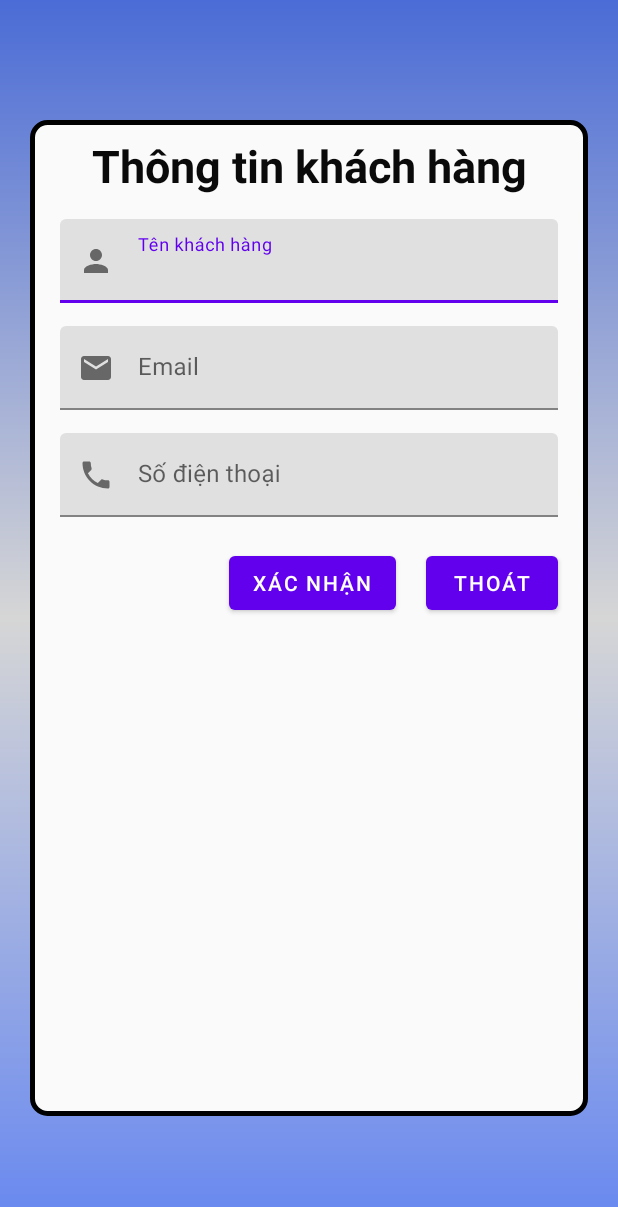
After one commit to toan-IT5/ShopAPP, an Android app: the CustomerInformation screen opened directly, with no data from a screen before it, on a phone screen of 412 x 824 dp. The commit adds this screen. Shown: the top 1207 px of the screen. Run offline under Robolectric (Android 15) with nearby library versions, the phone set to English and light mode, and no system bars; our stand-ins replace Volley; network calls fail.

Commit message:
Update 23:14 ngày 25/12/2021

```diff
--- a/app/build.gradle
+++ b/app/build.gradle
@@ -38,8 +38,8 @@ dependencies {
     implementation 'com.android.volley:volley:1.2.1'
     implementation 'com.squareup.picasso:picasso:2.5.2'
     implementation "androidx.cardview:cardview:1.0.0"
-//    implementation 'com.android.support:design:28.0.0'
     implementation 'com.google.android.gms:play-services-maps:18.0.1'
     implementation "androidx.recyclerview:recyclerview:1.2.1"
+    implementation 'com.baoyz.swipemenulistview:library:1.3.0'
 
 }
--- a/app/src/main/AndroidManifest.xml
+++ b/app/src/main/AndroidManifest.xml
@@ -12,6 +12,9 @@
         android:supportsRtl="true"
         android:theme="@style/Theme.SHOP"
         android:usesCleartextTraffic="true">
+        <activity
+            android:name=".Activity.CustomerInformation"
+            android:exported="false" />
         <activity
             android:name=".Activity.GioHang"
             android:exported="false" />
--- /dev/null
+++ b/app/src/main/java/com/example/shop/Activity/CustomerInformation.java
@@ -0,0 +1,101 @@
+package com.example.shop.Activity;
+
+import androidx.annotation.Nullable;
+import androidx.appcompat.app.AppCompatActivity;
+
+import android.os.Bundle;
+import android.view.View;
+import android.widget.Button;
+import android.widget.Toast;
+
+import com.android.volley.AuthFailureError;
+import com.android.volley.Request;
+import com.android.volley.RequestQueue;
+import com.android.volley.Response;
+import com.android.volley.VolleyError;
+import com.android.volley.toolbox.StringRequest;
+import com.android.volley.toolbox.Volley;
+import com.example.shop.R;
+import com.example.shop.ultil.Server;
+import com.google.android.material.textfield.TextInputLayout;
+
+import java.lang.reflect.Method;
+import java.util.HashMap;
+import java.util.Map;
+
+public class CustomerInformation extends AppCompatActivity {
+    Button btn_XacNhan, btn_Thoat;
+    TextInputLayout til_Name, til_Email,til_Phone;
+
+
+
+    @Override
+    protected void onCreate(Bundle savedInstanceState) {
+        super.onCreate(savedInstanceState);
+        setContentView(R.layout.activity_customer_information);
+        mapping();
+        catchButtonEvent();
+    }
+
+    private void catchButtonEvent() {
+        btn_Thoat.setOnClickListener(new View.OnClickListener() {
+            @Override
+            public void onClick(View v) {
+                finish();
+            }
+        });
+        btn_XacNhan.setOnClickListener(new View.OnClickListener() {
+            @Override
+            public void onClick(View v) {
+                final String name = til_Name.getEditText().getText().toString().trim();
+                final String email = til_Email.getEditText().getText().toString().trim();
+                final String phone = til_Phone.getEditText().getText().toString().trim();
+
+                if (name.length() <= 0){
+                    til_Name.setError("Vui lòng nhập tên của bạn!");
+                }else til_Name.setError("");
+                if (email.length() <= 0){
+                    til_Name.setError("Vui lòng nhập tên của bạn!");
+                }else til_Name.setError("");
+                if (phone.length() <= 0){
+                    til_Name.setError("Vui lòng nhập tên của bạn!");
+                }else til_Name.setError("");
+
+                if (name.length() > 0 && email.length() > 0 && phone.length() > 0 ){
+                    RequestQueue requestQueue = Volley.newRequestQueue(getApplicationContext());
+                    StringRequest stringRequest = new StringRequest(Request.Method.POST, Server.CustomerInformationLink, new Response.Listener<String>() {
+                        @Override
+                        public void onResponse(String response) {
+                            Toast.makeText(getApplicationContext(), ""+ response, Toast.LENGTH_SHORT).show();
+                            finish();
+                        }
+                    }, new Response.ErrorListener() {
+                        @Override
+                        public void onErrorResponse(VolleyError error) {
+
+                        }
+                    }){
+                        @Nullable
+                        @Override
+                        protected Map<String, String> getParams() throws AuthFailureError {
+                            HashMap<String, String> hashMap = new HashMap<>();
+                            hashMap.put("tenkhachhang",name);
+                            hashMap.put("sodienthoai",phone);
+                            hashMap.put("email",email);
+                            return hashMap;
+                        }
+                    };
+                    requestQueue.add(stringRequest);
+                }
+            }
+        });
+    }
+
+    private void mapping() {
+        btn_Thoat = findViewById(R.id.btn_Thoat);
+        btn_XacNhan = findViewById(R.id.btn_XacNhan);
+        til_Name = findViewById(R.id.til_Name);
+        til_Email = findViewById(R.id.til_Email);
+        til_Phone = findViewById(R.id.til_Phone);
+    }
+}
--- a/app/src/main/java/com/example/shop/Activity/MainActivity.java
+++ b/app/src/main/java/com/example/shop/Activity/MainActivity.java
@@ -96,6 +96,7 @@ public class MainActivity extends AppCompatActivity {
                 if (position > 0 && position <= arrayListLoaiSP.size()){
                     Intent intent = new Intent(getApplicationContext(),SanPhamActyvity.class);
                     intent.putExtra("maLoaiSanPham",arrayListLoaiSP.get(position).getId());
+                    intent.putExtra("tenLoaiSanPham",arrayListLoaiSP.get(position).getTenLoaiSanPham());
                     startActivity(intent);
                 }
 
--- a/app/src/main/java/com/example/shop/ultil/Server.java
+++ b/app/src/main/java/com/example/shop/ultil/Server.java
@@ -8,5 +8,6 @@ public class Server {
 //    public static String DuongDanSanPhamMoiNhat = "http://"+localHost+":3000/productsnew";
 
     public static String DuongDanSanPham = "http://"+localHost+"/server/getproductbytype.php?page=";
+    public static String CustomerInformationLink = "http://"+localHost+"/server/thongtinkhachhang.php";
 
 }
--- /dev/null
+++ b/app/src/main/res/drawable/booder.xml
@@ -0,0 +1,8 @@
+<?xml version="1.0" encoding="utf-8"?>
+<shape xmlns:android="http://schemas.android.com/apk/res/android"
+    android:shape="rectangle">
+    <solid android:color="#fafafa"/>
+    <corners android:radius="10dp"/>
+    <stroke android:width="3dp"
+        android:color="@color/black"/>
+</shape>
--- /dev/null
+++ b/app/src/main/res/drawable/custommer_infomation_background.xml
@@ -0,0 +1,11 @@
+<shape xmlns:android="http://schemas.android.com/apk/res/android" android:shape="rectangle" >
+    <gradient
+        android:startColor="#6586F0"
+        android:centerColor="#D6D6D6"
+        android:endColor="#4B6CD6"
+        android:angle="90"/>
+    <corners
+        android:radius="0dp"/>
+
+
+</shape>
--- /dev/null
+++ b/app/src/main/res/drawable/ic_email.xml
@@ -0,0 +1,10 @@
+<vector xmlns:android="http://schemas.android.com/apk/res/android"
+    android:width="24dp"
+    android:height="24dp"
+    android:viewportWidth="24"
+    android:viewportHeight="24"
+    android:tint="?attr/colorControlNormal">
+  <path
+      android:fillColor="@android:color/white"
+      android:pathData="M20,4L4,4c-1.1,0 -1.99,0.9 -1.99,2L2,18c0,1.1 0.9,2 2,2h16c1.1,0 2,-0.9 2,-2L22,6c0,-1.1 -0.9,-2 -2,-2zM20,8l-8,5 -8,-5L4,6l8,5 8,-5v2z"/>
+</vector>
--- /dev/null
+++ b/app/src/main/res/drawable/ic_person.xml
@@ -0,0 +1,10 @@
+<vector xmlns:android="http://schemas.android.com/apk/res/android"
+    android:width="24dp"
+    android:height="24dp"
+    android:viewportWidth="24"
+    android:viewportHeight="24"
+    android:tint="?attr/colorControlNormal">
+  <path
+      android:fillColor="@android:color/white"
+      android:pathData="M12,12c2.21,0 4,-1.79 4,-4s-1.79,-4 -4,-4 -4,1.79 -4,4 1.79,4 4,4zM12,14c-2.67,0 -8,1.34 -8,4v2h16v-2c0,-2.66 -5.33,-4 -8,-4z"/>
+</vector>
--- /dev/null
+++ b/app/src/main/res/drawable/ic_phone.xml
@@ -0,0 +1,10 @@
+<vector xmlns:android="http://schemas.android.com/apk/res/android"
+    android:width="24dp"
+    android:height="24dp"
+    android:viewportWidth="24"
+    android:viewportHeight="24"
+    android:tint="?attr/colorControlNormal">
+  <path
+      android:fillColor="@android:color/white"
+      android:pathData="M6.62,10.79c1.44,2.83 3.76,5.14 6.59,6.59l2.2,-2.2c0.27,-0.27 0.67,-0.36 1.02,-0.24 1.12,0.37 2.33,0.57 3.57,0.57 0.55,0 1,0.45 1,1V20c0,0.55 -0.45,1 -1,1 -9.39,0 -17,-7.61 -17,-17 0,-0.55 0.45,-1 1,-1h3.5c0.55,0 1,0.45 1,1 0,1.25 0.2,2.45 0.57,3.57 0.11,0.35 0.03,0.74 -0.25,1.02l-2.2,2.2z"/>
+</vector>
--- /dev/null
+++ b/app/src/main/res/layout/activity_customer_information.xml
@@ -0,0 +1,104 @@
+<?xml version="1.0" encoding="utf-8"?>
+<LinearLayout xmlns:android="http://schemas.android.com/apk/res/android"
+    xmlns:app="http://schemas.android.com/apk/res-auto"
+    android:orientation="vertical"
+    xmlns:tools="http://schemas.android.com/tools"
+    android:layout_width="match_parent"
+    android:layout_height="match_parent"
+    android:background="@drawable/custommer_infomation_background"
+    tools:context=".Activity.CustomerInformation">
+
+    <LinearLayout
+        android:layout_width="match_parent"
+        android:layout_height="match_parent"
+        android:layout_marginLeft="20dp"
+        android:layout_marginTop="80dp"
+        android:layout_marginRight="20dp"
+        android:layout_marginBottom="80dp"
+        android:background="@drawable/booder"
+        android:orientation="vertical">
+
+        <TextView
+            android:layout_width="match_parent"
+            android:layout_height="wrap_content"
+            android:gravity="center"
+            android:layout_marginLeft="5dp"
+            android:layout_marginTop="10dp"
+            android:layout_marginRight="5dp"
+            android:layout_marginBottom="10dp"
+            android:text="Thông tin khách hàng"
+            android:textColor="#0a0a0a"
+            android:textSize="30sp"
+            android:textStyle="bold" />
+        <com.google.android.material.textfield.TextInputLayout
+            android:id="@+id/til_Name"
+            android:layout_width="match_parent"
+            android:layout_height="wrap_content"
+            android:layout_marginStart="20dp"
+            android:layout_marginTop="5dp"
+            android:layout_marginEnd="20dp"
+            android:hint="Tên khách hàng"
+            app:startIconDrawable="@drawable/ic_person"
+            app:helperTextTextColor="@color/red">
+            <com.google.android.material.textfield.TextInputEditText
+                android:id="@+id/et_Name"
+                android:layout_width="match_parent"
+                android:layout_height="match_parent"/>
+        </com.google.android.material.textfield.TextInputLayout>
+        <com.google.android.material.textfield.TextInputLayout
+            android:id="@+id/til_Email"
+            android:layout_width="match_parent"
+            android:layout_height="wrap_content"
+            android:layout_marginStart="20dp"
+            android:layout_marginTop="15dp"
+            android:layout_marginEnd="20dp"
+            android:hint="Email"
+            app:startIconDrawable="@drawable/ic_email"
+            app:helperTextTextColor="@color/red">
+            <com.google.android.material.textfield.TextInputEditText
+                android:id="@+id/et_Email"
+                android:layout_width="match_parent"
+                android:layout_height="match_parent"/>
+        </com.google.android.material.textfield.TextInputLayout>
+        <com.google.android.material.textfield.TextInputLayout
+            android:id="@+id/til_Phone"
+            android:layout_width="match_parent"
+            android:layout_height="wrap_content"
+            android:layout_marginStart="20dp"
+            android:layout_marginTop="15dp"
+            android:layout_marginEnd="20dp"
+            android:hint="Số điện thoại"
+            app:startIconDrawable="@drawable/ic_phone"
+            app:helperTextTextColor="@color/red">
+            <com.google.android.material.textfield.TextInputEditText
+                android:id="@+id/et_Phone"
+                android:layout_width="match_parent"
+                android:layout_height="match_parent"/>
+        </com.google.android.material.textfield.TextInputLayout>
+
+        <LinearLayout
+            android:layout_width="match_parent"
+            android:layout_height="match_parent"
+            android:layout_marginTop="20dp"
+            android:weightSum="10"
+            android:gravity="right"
+            android:orientation="horizontal">
+
+            <Button
+                android:id="@+id/btn_XacNhan"
+                android:layout_width="wrap_content"
+                android:layout_marginRight="20dp"
+                android:layout_height="wrap_content"
+                android:text="Xác nhận" />
+
+            <Button
+                android:id="@+id/btn_Thoat"
+                android:layout_width="wrap_content"
+                android:layout_marginRight="20dp"
+                android:layout_height="wrap_content"
+                android:text="Thoát" />
+        </LinearLayout>
+
+
+    </LinearLayout>
+</LinearLayout>
--- a/app/src/main/res/layout/activity_gio_hang.xml
+++ b/app/src/main/res/layout/activity_gio_hang.xml
@@ -28,7 +28,7 @@
                 android:text="Giỏ hàng bạn đang trống"
                 android:textSize="20sp"/>
 
-            <ListView
+            <com.baoyz.swipemenulistview.SwipeMenuListView
                 android:id="@+id/lv_GioHang"
                 android:layout_width="match_parent"
                 android:layout_height="match_parent" />
--- a/app/src/main/res/values/colors.xml
+++ b/app/src/main/res/values/colors.xml
@@ -7,4 +7,5 @@
     <color name="teal_700">#FF018786</color>
     <color name="black">#FF000000</color>
     <color name="white">#FFFFFFFF</color>
+    <color name="red">#FF0000</color>
 </resources>
```
Also changed, not shown: app/src/main/java/com/example/shop/Activity/GioHang.java (+78 -4 lines), app/src/main/java/com/example/shop/Activity/SanPhamActyvity.java (+12 -2 lines), app/src/main/java/com/example/shop/Adapter/GioHangAdapter.java (+41 -2 lines), app/src/main/res/drawable/delete.png (added), app/src/main/res/drawable/name.png (added).
